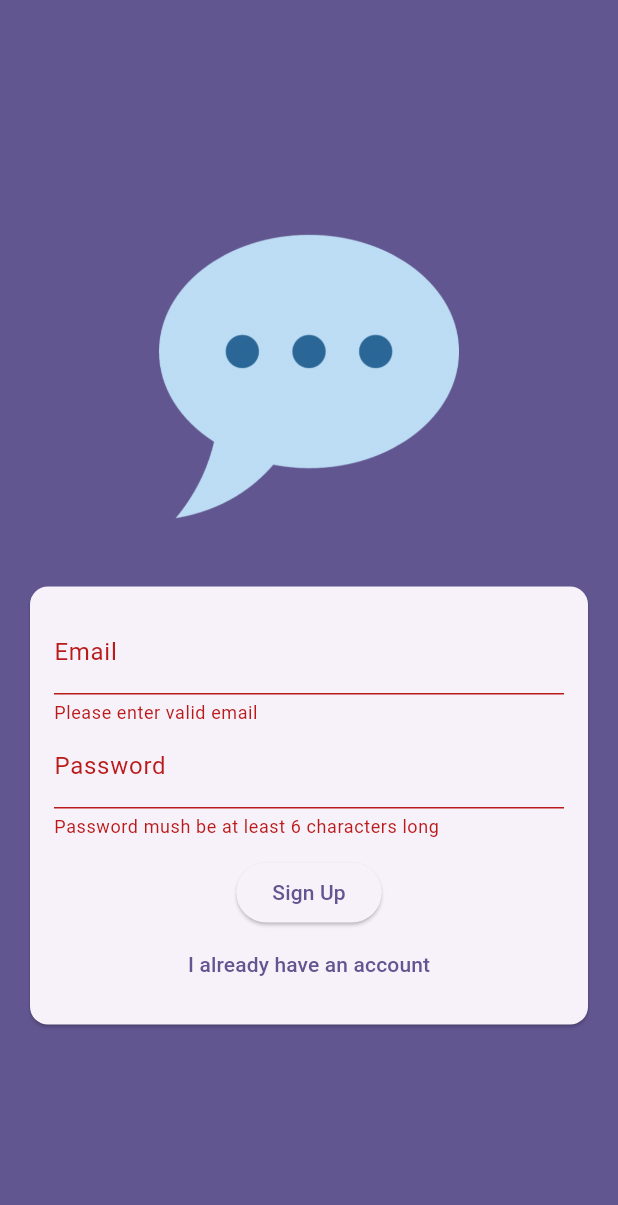
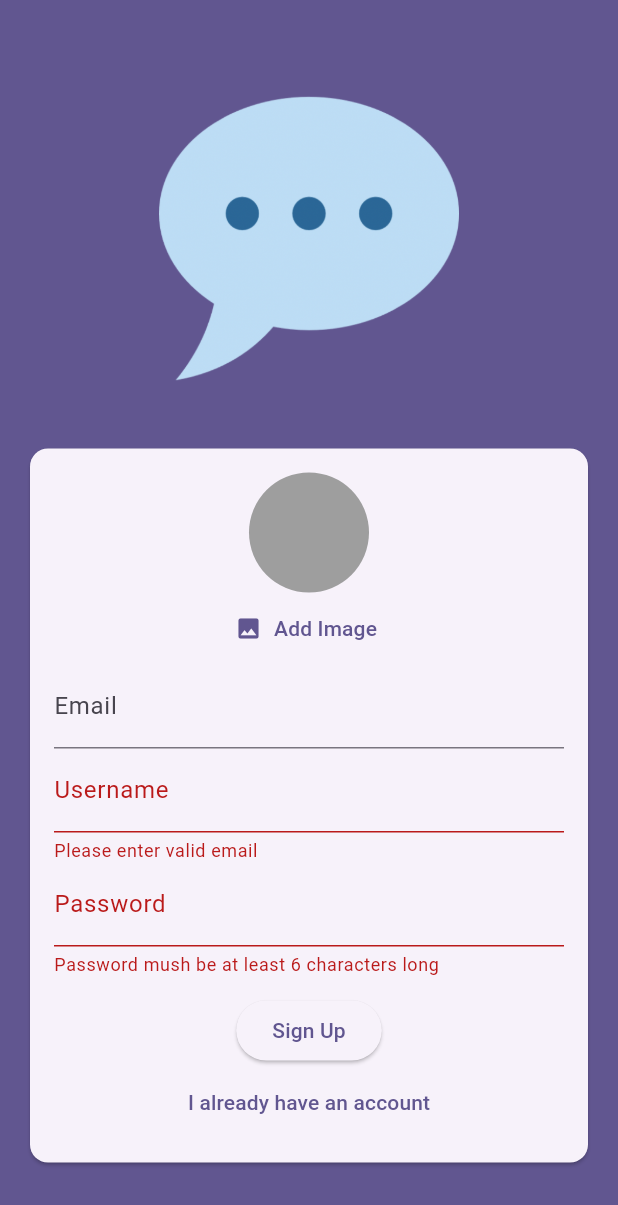
Before and after one commit to Juntakk/chatApp, a Flutter app: the screen it shows after launch, after a tap on "Login", after a tap on "Create an account", on a phone screen of 412 x 824 dp. Shown: the top 1205 px of the screen. Run offline on Flutter 3.47's test engine with Material 3 defaults, Android fonts, the phone set to English and light mode, and no system bars; our stand-ins replace cloud_firestore, firebase_auth, firebase_core, firebase_storage, image_picker; accounts and stored records are empty.

Commit message:
Auth done

```diff
--- a/chatapp/lib/main.dart
+++ b/chatapp/lib/main.dart
@@ -1,4 +1,7 @@
 import 'package:chatapp/screens/auth.dart';
+import 'package:chatapp/screens/chat.dart';
+import 'package:chatapp/screens/splash.dart';
+import 'package:firebase_auth/firebase_auth.dart';
 import 'package:flutter/material.dart';
 import 'package:firebase_core/firebase_core.dart';
 import 'firebase_options.dart';
@@ -23,7 +26,19 @@ class App extends StatelessWidget {
           seedColor: const Color.fromARGB(255, 63, 17, 177),
         ),
       ),
-      home: const AuthScreen(),
+      home: StreamBuilder(
+        stream: FirebaseAuth.instance.authStateChanges(),
+        builder: (ctx, snapshot) {
+          if (snapshot.connectionState == ConnectionState.waiting) {
+            return const SplashScreen();
+          }
+          if (snapshot.hasData) {
+            return const ChatScreen();
+          }
+
+          return const AuthScreen();
+        },
+      ),
     );
   }
 }
--- a/chatapp/lib/screens/auth.dart
+++ b/chatapp/lib/screens/auth.dart
@@ -1,4 +1,9 @@
+import 'dart:io';
+
+import 'package:chatapp/widgets/user_image_picker.dart';
+import 'package:cloud_firestore/cloud_firestore.dart';
 import 'package:firebase_auth/firebase_auth.dart';
+import 'package:firebase_storage/firebase_storage.dart';
 import 'package:flutter/material.dart';
 
 final _firebase = FirebaseAuth.instance;
@@ -12,25 +17,56 @@ class AuthScreen extends StatefulWidget {
 
 class _AuthScreenState extends State<AuthScreen> {
   final _form = GlobalKey<FormState>();
+
   var _isLogin = true;
+  var _isAuthenticating = false;
   var _enteredEmail = "";
   var _enteredPassword = "";
+  var _enteredUsername = "";
+  File? _selectedImage;
 
   void _submit() async {
     final isValid = _form.currentState!.validate();
-    if (!isValid) {
+
+    if (!isValid || !_isLogin && _selectedImage == null) {
       return;
     }
 
     _form.currentState!.save();
 
+    try {
+      setState(() {
+        _isAuthenticating = true;
+      });
+
       if (_isLogin) {
+        final userCredentials = await _firebase.signInWithEmailAndPassword(
+          email: _enteredEmail,
+          password: _enteredPassword,
+        );
       } else {
-      try {
         final userCredentials = await _firebase.createUserWithEmailAndPassword(
           email: _enteredEmail,
           password: _enteredPassword,
         );
+
+        final storageRef = FirebaseStorage.instance
+            .ref()
+            .child("user_images")
+            .child("${userCredentials.user!.uid}.jpg");
+
+        await storageRef.putFile(_selectedImage!);
+        final imageUrl = await storageRef.getDownloadURL();
+
+        await FirebaseFirestore.instance
+            .collection("users")
+            .doc(userCredentials.user!.uid)
+            .set({
+          "username": _enteredUsername,
+          "email": _enteredEmail,
+          "image_url": imageUrl,
+        });
+      }
     } on FirebaseAuthException catch (e) {
       ScaffoldMessenger.of(context).clearSnackBars();
       ScaffoldMessenger.of(context).showSnackBar(
@@ -38,7 +74,9 @@ class _AuthScreenState extends State<AuthScreen> {
           content: Text(e.message ?? "Authentication failed"),
         ),
       );
-      }
+      setState(() {
+        _isAuthenticating = false;
+      });
     }
   }
 
@@ -66,11 +104,18 @@ class _AuthScreenState extends State<AuthScreen> {
                 child: SingleChildScrollView(
                   child: Padding(
                     padding: const EdgeInsets.all(16),
+                    //FORM
                     child: Form(
                       key: _form,
                       child: Column(
                         mainAxisSize: MainAxisSize.min,
                         children: [
+                          if (!_isLogin)
+                            UserImagePicker(
+                              onPickImage: (pickedImage) {
+                                _selectedImage = pickedImage;
+                              },
+                            ),
                           TextFormField(
                             decoration:
                                 const InputDecoration(labelText: "Email"),
@@ -90,6 +135,24 @@ class _AuthScreenState extends State<AuthScreen> {
                               _enteredEmail = newValue!;
                             },
                           ),
+                          if (!_isLogin)
+                            TextFormField(
+                              decoration:
+                                  const InputDecoration(labelText: "Username"),
+                              enableSuggestions: false,
+                              validator: (value) {
+                                if (value == null ||
+                                    value.trim().isEmpty ||
+                                    value.trim().length < 4) {
+                                  return "Please enter at least 4 characters";
+                                }
+
+                                return null;
+                              },
+                              onSaved: (newValue) {
+                                _enteredUsername = newValue!;
+                              },
+                            ),
                           TextFormField(
                             decoration:
                                 const InputDecoration(labelText: "Password"),
@@ -107,6 +170,9 @@ class _AuthScreenState extends State<AuthScreen> {
                           const SizedBox(
                             height: 12,
                           ),
+                          if (_isAuthenticating)
+                            const CircularProgressIndicator(),
+                          if (!_isAuthenticating)
                             ElevatedButton(
                               onPressed: _submit,
                               style: ElevatedButton.styleFrom(
@@ -116,6 +182,7 @@ class _AuthScreenState extends State<AuthScreen> {
                                 !_isLogin ? "Sign Up" : "Login",
                               ),
                             ),
+                          if (!_isAuthenticating)
                             TextButton(
                               onPressed: () {
                                 setState(
--- /dev/null
+++ b/chatapp/lib/screens/splash.dart
@@ -0,0 +1,17 @@
+import 'package:flutter/material.dart';
+
+class SplashScreen extends StatelessWidget {
+  const SplashScreen({super.key});
+
+  @override
+  Widget build(BuildContext context) {
+    return Scaffold(
+      appBar: AppBar(
+        title: const Text("Chat"),
+      ),
+      body: const Center(
+        child: CircularProgressIndicator(),
+      ),
+    );
+  }
+}
--- /dev/null
+++ b/chatapp/lib/widgets/user_image_picker.dart
@@ -0,0 +1,60 @@
+import 'dart:io';
+
+import 'package:flutter/material.dart';
+import 'package:image_picker/image_picker.dart';
+
+class UserImagePicker extends StatefulWidget {
+  const UserImagePicker({
+    super.key,
+    required this.onPickImage,
+  });
+
+  final void Function(File pickedImage) onPickImage;
+
+  @override
+  State<UserImagePicker> createState() => _UserImagePickerState();
+}
+
+class _UserImagePickerState extends State<UserImagePicker> {
+  File? _pickedImageFile;
+
+  void _pickImage() async {
+    final pickedImage = await ImagePicker().pickImage(
+      source: ImageSource.camera,
+      imageQuality: 50,
+      maxWidth: 150,
+    );
+    if (pickedImage == null) {
+      return;
+    }
+    setState(() {
+      _pickedImageFile = File(pickedImage.path);
+    });
+
+    widget.onPickImage(_pickedImageFile!);
+  }
+
+  @override
+  Widget build(BuildContext context) {
+    return Column(
+      children: [
+        CircleAvatar(
+          radius: 40,
+          backgroundColor: Colors.grey,
+          foregroundImage:
+              _pickedImageFile != null ? FileImage(_pickedImageFile!) : null,
+        ),
+        TextButton.icon(
+          onPressed: _pickImage,
+          label: Text(
+            "Add Image",
+            style: TextStyle(
+              color: Theme.of(context).colorScheme.primary,
+            ),
+          ),
+          icon: const Icon(Icons.image),
+        )
+      ],
+    );
+  }
+}
--- a/chatapp/pubspec.yaml
+++ b/chatapp/pubspec.yaml
@@ -37,6 +37,9 @@ dependencies:
   flutterfire_cli: ^1.0.0
   firebase_core: ^2.31.1
   firebase_auth: ^4.19.6
+  firebase_storage: ^11.7.6
+  image_picker: ^1.1.1
+  cloud_firestore: ^4.17.4
 
 dev_dependencies:
   flutter_test:
```
Also changed, not shown: chatapp/lib/screens/chat.dart (added, +29 -0 lines), chatapp/pubspec.lock, 5 other files. Lines whose indentation alone changed are shown as unchanged.
